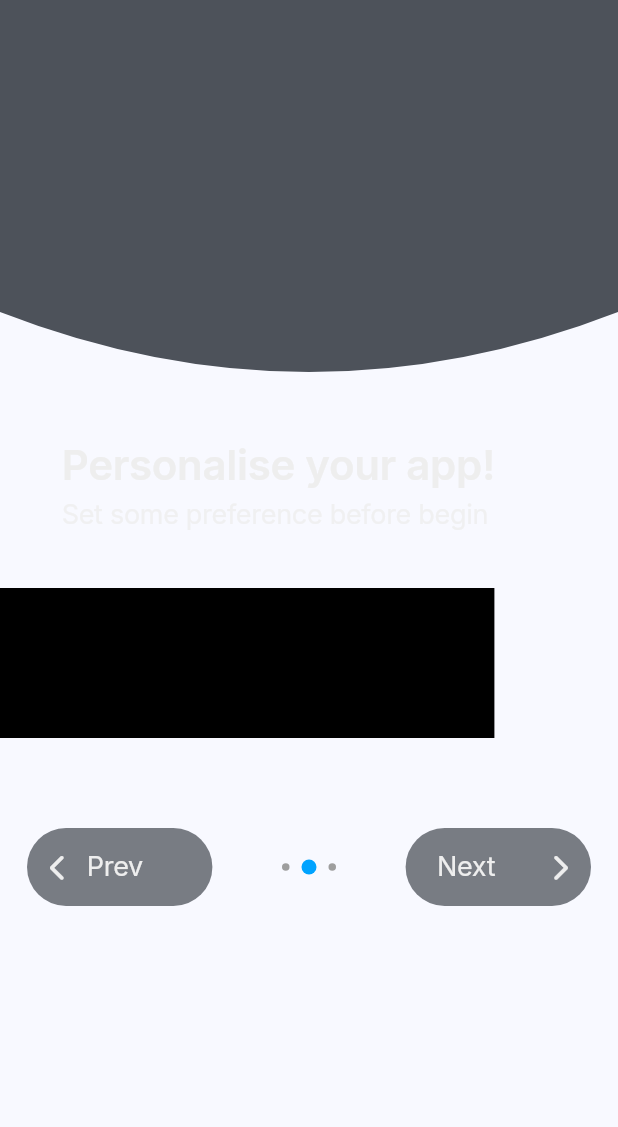
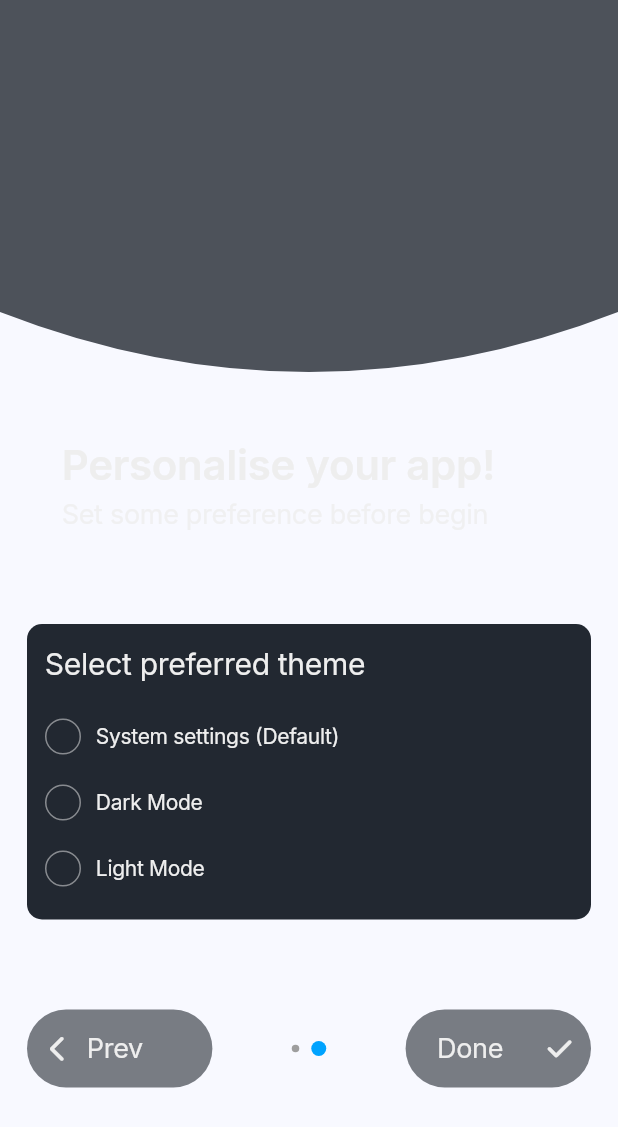
Before and after one commit to oAndBtech/spend-sync, a Flutter app: the WelocomeSettings screen opened directly, after a tap on "Next", on a phone screen of 412 x 824 dp. Shown: the top 1127 px of the screen. Run offline on Flutter 3.47's test engine with Material 3 defaults, Android fonts, the light colour scheme and no system bars; our stand-ins replace firebase_auth, firebase_core, fl_chart, flutter_custom_clippers, flutter_speed_dial, fluttertoast and 3 more; missing offline and left inert: currency_picker, flutter_facebook_auth; accounts and stored records are empty.

Commit message:
changes made in welcome settings

```diff
--- a/frontend/lib/screens/login.dart
+++ b/frontend/lib/screens/login.dart
@@ -9,6 +9,7 @@ import 'package:google_sign_in/google_sign_in.dart';
 import 'package:spend_sync/bottom_navbar.dart';
 import 'package:spend_sync/const/colors.dart';
 import 'package:spend_sync/const/fontSizes.dart';
+import 'package:spend_sync/screens/welcome_settings/welcome_settings.dart';
 import 'package:spend_sync/widget/login/blue_text_button.dart';
 import 'package:spend_sync/widget/login/login_button.dart';
 import 'package:spend_sync/widget/login/skip_button.dart';
@@ -81,8 +82,6 @@ class _LoginPageState extends State<LoginPage> {
           context, MaterialPageRoute(builder: (context) => BottomNavBar()));
     }
   }
-
-
 
   // add init state for skip button
   @override
@@ -163,7 +162,7 @@ class _LoginPageState extends State<LoginPage> {
                           Navigator.pushReplacement(
                               context,
                               MaterialPageRoute(
-                                  builder: (ctx) => BottomNavBar()));
+                                  builder: (ctx) => WelocomeSettings()));
                           Fluttertoast.showToast(
                             msg: 'Signed in with Google',
                             toastLength: Toast.LENGTH_SHORT,
@@ -234,7 +233,12 @@ class _LoginPageState extends State<LoginPage> {
                               ),
                             ),
                             TextButton(
-                              onPressed: () => navigateToHomePage(context),
+                              onPressed: () {
+                                Navigator.pushReplacement(
+                                    context,
+                                    MaterialPageRoute(
+                                        builder: (ctx) => WelocomeSettings()));
+                              },
                               child: Text(
                                 'Continue',
                                 style: GoogleFonts.inter(
--- a/frontend/lib/screens/welcome_settings/welcome_settings.dart
+++ b/frontend/lib/screens/welcome_settings/welcome_settings.dart
@@ -3,6 +3,7 @@ import 'package:flutter/material.dart';
 import 'package:flutter_custom_clippers/flutter_custom_clippers.dart';
 import 'package:font_awesome_flutter/font_awesome_flutter.dart';
 import 'package:google_fonts/google_fonts.dart';
+import 'package:spend_sync/bottom_navbar.dart';
 import 'package:spend_sync/const/colors.dart';
 import 'package:spend_sync/const/fontSizes.dart';
 import 'package:spend_sync/screens/welcome_settings/build_dots.dart';
@@ -24,7 +25,8 @@ class _WelocomeSettingsState extends State<WelocomeSettings> {
   String currencyName = 'Choose your currency';
   final PageController pageController = PageController();
   int currentPage = 0;
-  int questions = 3;
+  int questions = 2;
+  String options = '';
 
   @override
   Widget build(BuildContext context) {
@@ -74,6 +76,7 @@ class _WelocomeSettingsState extends State<WelocomeSettings> {
           if (currentPage == 0) ...[
             Padding(
               padding: const EdgeInsets.only(top: 24, left: 18, right: 18),
+              child: Center(
                 child: Container(
                   decoration: BoxDecoration(
                     color: darkModeColors().cardColor,
@@ -97,7 +100,8 @@ class _WelocomeSettingsState extends State<WelocomeSettings> {
                           height: 58,
                           width: width * 0.78,
                           child: TextField(
-                          controller: TextEditingController(text: currencyName),
+                            controller:
+                                TextEditingController(text: currencyName),
                             decoration: InputDecoration(
                               labelText: 'Currency',
                               labelStyle: GoogleFonts.inter(
@@ -160,18 +164,43 @@ class _WelocomeSettingsState extends State<WelocomeSettings> {
                   ),
                 ),
               ),
+            ),
           ] else if (currentPage == 1) ...[
-            Container(
-              height: 100,
-              width: width * 0.8,
-              color: Colors.black,
-            )
-          ] else if (currentPage == 2) ...[
-            Container(
-              height: 100,
-              width: width * 0.8,
-              color: Colors.black,
-            )
+            Padding(
+              padding: const EdgeInsets.only(top: 24, left: 18, right: 18),
+              child: Center(
+                child: Container(
+                  decoration: BoxDecoration(
+                    color: darkModeColors().cardColor,
+                    borderRadius: BorderRadius.circular(10),
+                  ),
+                  child: Padding(
+                    padding: const EdgeInsets.all(12),
+                    child: Column(
+                      crossAxisAlignment: CrossAxisAlignment.start,
+                      children: [
+                        Text(
+                          'Select preferred theme',
+                          style: GoogleFonts.inter(
+                              color: darkModeColors().textColor,
+                              fontSize: fontSizes().questionsSize,
+                              letterSpacing: -0.2,
+                              fontWeight: FontWeight.w400),
+                        ),
+                        const SizedBox(height: 12),
+                        Column(
+                          children: [
+                            buildOption('System settings (Default)'),
+                            buildOption('Dark Mode'),
+                            buildOption('Light Mode'),
+                          ],
+                        ),
+                      ],
+                    ),
+                  ),
+                ),
+              ),
+            ),
           ],
           SizedBox(height: 36),
           Padding(
@@ -202,11 +231,20 @@ class _WelocomeSettingsState extends State<WelocomeSettings> {
                       setState(() {
                         if (currentPage < questions - 1) {
                           currentPage++;
+                        } else if (currentPage == questions - 1) {
+                          Navigator.pushReplacement(
+                              context,
+                              MaterialPageRoute(
+                                  builder: (ctx) => BottomNavBar()));
                         }
                       });
                     },
-                    buttonText: 'Next',
-                    icon: Icon(
+                    buttonText: currentPage == questions - 1 ? 'Done' : 'Next',
+                    icon: currentPage == questions - 1 ? Icon(
+                      FontAwesomeIcons.check,
+                      color: darkModeColors().textColor,
+                      size: 18,
+                    ) : Icon(
                       FontAwesomeIcons.chevronRight,
                       color: darkModeColors().textColor,
                       size: 18,
@@ -217,4 +255,52 @@ class _WelocomeSettingsState extends State<WelocomeSettings> {
           )
         ])))));
   }
+
+  Widget buildOption(String optionText) {
+    return GestureDetector(
+      onTap: () {
+        setState(() {
+          options = optionText;
+        });
+      },
+      child: Container(
+        padding: EdgeInsets.symmetric(vertical: 10),
+        decoration: BoxDecoration(
+          color: Colors.transparent,
+          borderRadius: BorderRadius.circular(8),
+        ),
+        child: Row(
+          children: [
+            Container(
+              height: 24,
+              width: 24,
+              margin: EdgeInsets.only(right: 10),
+              decoration: BoxDecoration(
+                shape: BoxShape.circle,
+                color: Colors.transparent,
+                border: Border.all(
+                  color: darkModeColors().textColor.withOpacity(0.5),
+                ),
+              ),
+              child: options == optionText
+                  ? Icon(
+                      Icons.circle,
+                      color: darkModeColors().textButton,
+                      size: 16,
+                    )
+                  : null,
+            ),
+            Text(
+              optionText,
+              style: GoogleFonts.inter(
+                  color: darkModeColors().textColor,
+                  letterSpacing: -0.2,
+                  fontSize: 14,
+                  fontWeight: FontWeight.normal),
+            ),
+          ],
+        ),
+      ),
+    );
   }
+}
```
Lines whose indentation alone changed are shown as unchanged.
